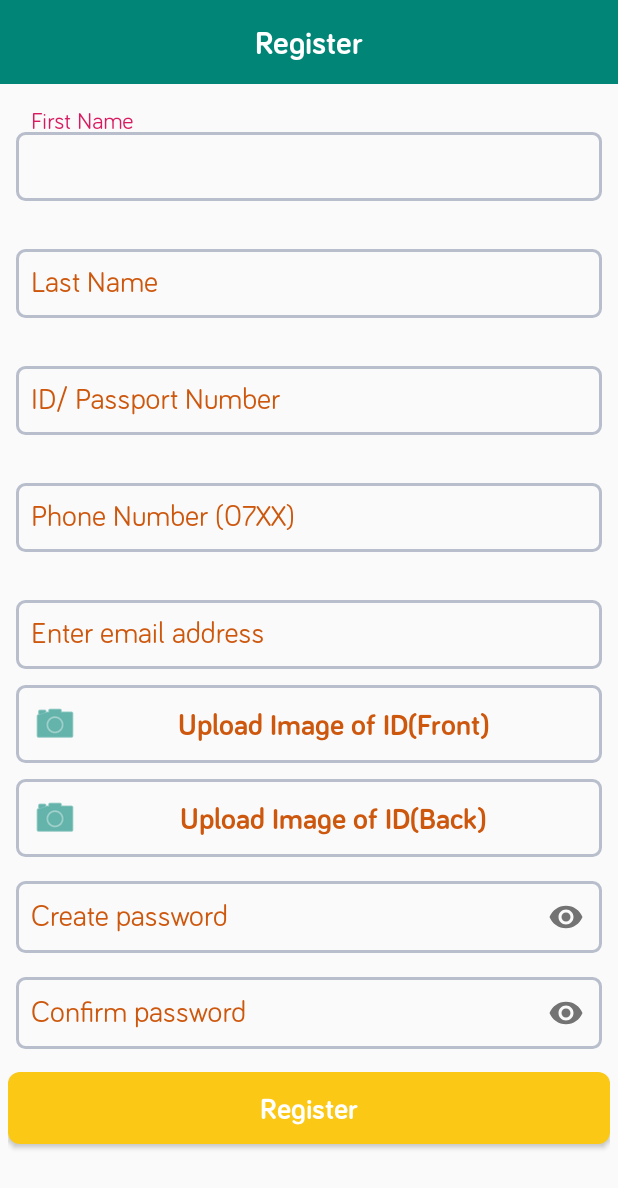
After one commit to WambuaSimon/TimeSheets, an Android app: the layout activity_register.xml on its own in the app's theme, with its tools: preview values and no code run, on a phone screen of 412 x 824 dp. The commit adds this screen. Shown: the top 1188 px of the screen. Run offline under Robolectric (Android 15) with nearby library versions, the phone set to English and light mode, and no system bars.

Commit message:
added registration'

```diff
--- /dev/null
+++ b/app/src/main/res/drawable-xxhdpi/proceed_button.xml
@@ -0,0 +1,5 @@
+<?xml version="1.0" encoding="utf-8"?>
+<shape xmlns:android="http://schemas.android.com/apk/res/android">
+    <solid android:color="#fac815"/>
+    <corners android:radius="8dp" />
+</shape>
--- /dev/null
+++ b/app/src/main/res/layout/activity_register.xml
@@ -0,0 +1,360 @@
+<?xml version="1.0" encoding="utf-8"?>
+<ScrollView xmlns:android="http://schemas.android.com/apk/res/android"
+    android:layout_width="fill_parent"
+    android:layout_height="fill_parent"
+    android:fillViewport="true">
+
+    <LinearLayout xmlns:android="http://schemas.android.com/apk/res/android"
+        android:layout_width="match_parent"
+        android:layout_height="match_parent"
+        android:orientation="vertical">
+
+        <android.support.design.widget.CoordinatorLayout xmlns:android="http://schemas.android.com/apk/res/android"
+            xmlns:app="http://schemas.android.com/apk/res-auto"
+            xmlns:tools="http://schemas.android.com/tools"
+            android:id="@+id/coordinatorLayout"
+            android:layout_width="match_parent"
+            android:layout_height="match_parent"
+            tools:context="wizag.com.supa.RegisterActivity">
+
+            <LinearLayout
+                android:layout_width="match_parent"
+                android:layout_height="match_parent"
+                android:orientation="vertical">
+
+                <TextView
+                    android:layout_width="match_parent"
+                    android:layout_height="?attr/actionBarSize"
+                    android:background="@color/colorPrimary"
+                    android:fontFamily="@font/bariol_bold"
+                    android:gravity="center_horizontal|center_vertical"
+                    android:text="Register"
+                    android:textColor="#ffffff"
+
+                    android:textSize="22sp"
+                    android:textStyle="bold" />
+
+                <LinearLayout
+
+                    android:layout_width="match_parent"
+                    android:layout_height="match_parent"
+                    android:orientation="vertical"
+                    android:padding="5dp">
+
+                    <TextView
+                        android:id="@+id/text_dummy_hint_first_name"
+                        android:layout_width="wrap_content"
+                        android:layout_height="2dp"
+                        android:layout_marginLeft="16dp"
+                        android:layout_marginTop="10dp"
+                        android:background="@android:color/white"
+                        android:paddingLeft="4dp"
+                        android:paddingRight="4dp"
+                        android:text="First Name"
+                        android:textSize="16sp"
+                        android:visibility="invisible" />
+
+                    <android.support.design.widget.TextInputLayout
+                        android:layout_width="match_parent"
+                        android:layout_height="wrap_content"
+                        android:hint="First Name"
+                        android:textColorHint="@color/textColor"
+                        app:hintTextAppearance="@style/HintTextStyle">
+
+                        <EditText
+                            android:id="@+id/edit_firstname"
+                            android:layout_width="match_parent"
+                            android:layout_height="wrap_content"
+                            android:layout_margin="5dp"
+                            android:background="@drawable/sell"
+                            android:fontFamily="@font/bariol_regular"
+                            android:inputType="textCapSentences"
+                            android:padding="10dp"
+                            android:textColor="@color/textColor"
+                            android:textColorHint="@color/textColor"
+                            android:textSize="20sp" />
+                    </android.support.design.widget.TextInputLayout>
+
+                    <TextView
+                        android:id="@+id/text_dummy_hint_last_name"
+                        android:layout_width="wrap_content"
+                        android:layout_height="2dp"
+                        android:layout_marginLeft="16dp"
+                        android:layout_marginTop="10dp"
+                        android:background="@android:color/white"
+                        android:paddingLeft="4dp"
+                        android:paddingRight="4dp"
+                        android:text="Last Name"
+                        android:textSize="16sp"
+                        android:visibility="invisible" />
+
+                    <android.support.design.widget.TextInputLayout
+                        android:layout_width="match_parent"
+                        android:layout_height="wrap_content"
+                        android:hint="Last Name"
+                        android:textColorHint="@color/textColor"
+                        app:hintTextAppearance="@style/HintTextStyle">
+
+                        <EditText
+                            android:id="@+id/edit_lastname"
+                            android:layout_width="match_parent"
+                            android:layout_height="wrap_content"
+                            android:layout_margin="5dp"
+                            android:background="@drawable/sell"
+                            android:fontFamily="@font/bariol_regular"
+                            android:inputType="textCapSentences"
+                            android:padding="10dp"
+                            android:textColor="@color/textColor"
+                            android:textColorHint="@color/textColor"
+                            android:textSize="20sp" />
+                    </android.support.design.widget.TextInputLayout>
+
+                    <TextView
+                        android:id="@+id/text_dummy_hint_id_passport_number"
+                        android:layout_width="wrap_content"
+                        android:layout_height="2dp"
+                        android:layout_marginLeft="16dp"
+                        android:layout_marginTop="10dp"
+                        android:background="@android:color/white"
+                        android:paddingLeft="4dp"
+                        android:paddingRight="4dp"
+                        android:text="ID/ Passport Number"
+                        android:textSize="16sp"
+                        android:visibility="invisible" />
+
+                    <android.support.design.widget.TextInputLayout
+                        android:layout_width="match_parent"
+                        android:layout_height="wrap_content"
+                        android:hint="ID/ Passport Number"
+                        android:textColorHint="@color/textColor"
+                        app:hintTextAppearance="@style/HintTextStyle">
+
+                        <EditText
+                            android:id="@+id/edit_id"
+                            android:layout_width="match_parent"
+                            android:layout_height="wrap_content"
+                            android:layout_margin="5dp"
+                            android:background="@drawable/sell"
+                            android:fontFamily="@font/bariol_regular"
+                            android:inputType="number"
+                            android:padding="10dp"
+                            android:textColor="@color/textColor"
+                            android:textColorHint="@color/textColor"
+                            android:textSize="20sp" />
+                    </android.support.design.widget.TextInputLayout>
+
+                    <TextView
+                        android:id="@+id/text_dummy_hint_phone_number"
+                        android:layout_width="wrap_content"
+                        android:layout_height="2dp"
+                        android:layout_marginLeft="16dp"
+                        android:layout_marginTop="10dp"
+                        android:background="@android:color/white"
+                        android:paddingLeft="4dp"
+                        android:paddingRight="4dp"
+                        android:text="Phone Number (07XX)"
+                        android:textSize="16sp"
+                        android:visibility="invisible" />
+
+                    <android.support.design.widget.TextInputLayout
+                        android:layout_width="match_parent"
+                        android:layout_height="wrap_content"
+                        android:hint="Phone Number (07XX)"
+                        android:textColorHint="@color/textColor"
+                        app:hintTextAppearance="@style/HintTextStyle">
+
+                        <EditText
+                            android:id="@+id/edit_phone"
+                            android:layout_width="match_parent"
+                            android:layout_height="wrap_content"
+                            android:layout_margin="5dp"
+                            android:background="@drawable/sell"
+                            android:fontFamily="@font/bariol_regular"
+                            android:inputType="number"
+                            android:maxLength="10"
+                            android:padding="10dp"
+                            android:textColor="@color/textColor"
+                            android:textColorHint="@color/textColor"
+                            android:textSize="20sp" />
+                    </android.support.design.widget.TextInputLayout>
+
+                    <TextView
+                        android:id="@+id/text_dummy_hint_email_address"
+                        android:layout_width="wrap_content"
+                        android:layout_height="2dp"
+                        android:layout_marginLeft="16dp"
+                        android:layout_marginTop="10dp"
+                        android:background="@android:color/white"
+                        android:paddingLeft="4dp"
+                        android:paddingRight="4dp"
+                        android:text="Enter email address"
+                        android:textSize="16sp"
+                        android:visibility="invisible" />
+
+                    <android.support.design.widget.TextInputLayout
+                        android:layout_width="match_parent"
+                        android:layout_height="wrap_content"
+                        android:hint="Enter email address"
+                        android:textColorHint="@color/textColor"
+                        app:hintTextAppearance="@style/HintTextStyle">
+
+                        <EditText
+                            android:id="@+id/email_address"
+                            android:layout_width="match_parent"
+                            android:layout_height="wrap_content"
+                            android:layout_margin="5dp"
+                            android:background="@drawable/sell"
+                            android:fontFamily="@font/bariol_regular"
+                            android:inputType="textEmailAddress"
+                            android:padding="10dp"
+                            android:textColor="@color/textColor"
+                            android:textColorHint="@color/textColor"
+                            android:textSize="20sp" />
+                    </android.support.design.widget.TextInputLayout>
+
+                    <Button
+                        android:id="@+id/upload_image"
+                        android:layout_width="match_parent"
+                        android:layout_height="wrap_content"
+                        android:layout_centerHorizontal="true"
+                        android:layout_margin="5dp"
+                        android:layout_marginTop="10dp"
+                        android:background="@drawable/sell"
+                        android:drawableLeft="@android:drawable/ic_menu_camera"
+                        android:drawableStart="@android:drawable/ic_menu_camera"
+                        android:drawableTint="@color/colorPrimary"
+                        android:fontFamily="@font/bariol_bold"
+                        android:onClick="showOptions"
+                        android:padding="10dp"
+                        android:text="Upload Image of ID(Front)"
+                        android:textAllCaps="false"
+                        android:textColor="@color/textColor"
+                        android:textSize="20sp"
+                        android:textStyle="bold" />
+
+                    <LinearLayout
+                        android:id="@+id/image_layout"
+                        android:layout_width="wrap_content"
+                        android:layout_height="wrap_content"
+                        android:layout_gravity="center"
+                        android:orientation="vertical"
+                        android:visibility="gone">
+
+                        <ImageView xmlns:app="http://schemas.android.com/apk/res-auto"
+                            android:id="@+id/id_image"
+                            android:layout_width="match_parent"
+                            android:layout_height="150dp"
+
+                            android:layout_marginTop="10dp"
+                            android:padding="16dp" />
+
+                    </LinearLayout>
+
+                    <Button
+                        android:id="@+id/upload_image_back"
+                        android:layout_width="match_parent"
+                        android:layout_height="wrap_content"
+                        android:layout_centerHorizontal="true"
+                        android:layout_margin="5dp"
+                        android:layout_marginTop="10dp"
+                        android:background="@drawable/sell"
+                        android:drawableLeft="@android:drawable/ic_menu_camera"
+                        android:drawableStart="@android:drawable/ic_menu_camera"
+                        android:drawableTint="@color/colorPrimary"
+                        android:fontFamily="@font/bariol_bold"
+                        android:onClick="showOptionsBack"
+                        android:padding="10dp"
+                        android:text="Upload Image of ID(Back)"
+                        android:textAllCaps="false"
+                        android:textColor="@color/textColor"
+                        android:textSize="20sp"
+                        android:textStyle="bold" />
+
+
+                    <LinearLayout
+                        android:id="@+id/image_layout_back"
+                        android:layout_width="wrap_content"
+                        android:layout_height="wrap_content"
+                        android:layout_gravity="center"
+                        android:orientation="vertical"
+                        android:visibility="gone">
+
+                        <ImageView xmlns:app="http://schemas.android.com/apk/res-auto"
+                            android:id="@+id/id_image_back"
+                            android:layout_width="match_parent"
+                            android:layout_height="150dp"
+
+                            android:layout_marginTop="10dp"
+                            android:padding="16dp" />
+
+                    </LinearLayout>
+
+
+                    <android.support.design.widget.TextInputLayout
+                        android:layout_width="match_parent"
+                        android:layout_height="wrap_content"
+                        android:textColor="@color/textColor"
+                        android:textColorHint="@color/textColor"
+                        app:passwordToggleEnabled="true">
+
+
+                        <EditText
+                            android:id="@+id/create_password"
+                            android:layout_width="match_parent"
+                            android:layout_height="wrap_content"
+                            android:layout_margin="5dp"
+                            android:background="@drawable/sell"
+                            android:fontFamily="@font/bariol_regular"
+                            android:hint="Create password"
+                            android:inputType="textPassword"
+                            android:padding="10dp"
+                            android:textColor="@color/textColor"
+                            android:textColorHint="@color/textColor"
+                            android:textSize="20sp" />
+
+                    </android.support.design.widget.TextInputLayout>
+
+                    <android.support.design.widget.TextInputLayout
+                        android:layout_width="match_parent"
+                        android:layout_height="wrap_content"
+                        android:textColor="@color/textColor"
+                        android:textColorHint="@color/textColor"
+                        app:passwordToggleEnabled="true">
+
+                        <EditText
+                            android:id="@+id/confirm_password"
+                            android:layout_width="match_parent"
+                            android:layout_height="wrap_content"
+                            android:layout_margin="5dp"
+                            android:background="@drawable/sell"
+                            android:fontFamily="@font/bariol_regular"
+                            android:hint="Confirm password"
+                            android:inputType="textPassword"
+                            android:padding="10dp"
+                            android:textColor="@color/textColor"
+                            android:textSize="20sp" />
+
+                    </android.support.design.widget.TextInputLayout>
+
+                    <Button
+
+                        android:id="@+id/button_register"
+                        android:layout_width="match_parent"
+                        android:layout_height="wrap_content"
+
+                        android:layout_centerHorizontal="true"
+                        android:layout_marginTop="10dp"
+                        android:background="@drawable/proceed_button"
+                        android:fontFamily="@font/bariol_bold"
+                        android:text="Register"
+                        android:textAllCaps="false"
+                        android:textColor="#ffffff"
+                        android:textSize="20sp"
+                        android:textStyle="bold" />
+                </LinearLayout>
+
+            </LinearLayout>
+
+        </android.support.design.widget.CoordinatorLayout>
+    </LinearLayout>
+</ScrollView>
--- a/app/src/main/res/values/colors.xml
+++ b/app/src/main/res/values/colors.xml
@@ -3,4 +3,10 @@
     <color name="colorPrimary">#008577</color>
     <color name="colorPrimaryDark">#00574B</color>
     <color name="colorAccent">#D81B60</color>
+
+    <color name="textColor">#CD570D</color>
+    <color name="hintColor">#CD570D</color>
+    <color name="screen_bg">#F4F4F4</color>
+    <color name="text_black">#000000</color>
+    <color name="greyish">#f9f9f9</color>
 </resources>
--- /dev/null
+++ b/app/src/main/res/values/dimens.xml
@@ -0,0 +1,2 @@
+<?xml version="1.0" encoding="utf-8"?>
+<resources></resources>
--- a/app/src/main/res/values/styles.xml
+++ b/app/src/main/res/values/styles.xml
@@ -40,4 +40,14 @@
     <style name="ToolbarSubtitleTextAppearance" parent="TextAppearance.Widget.AppCompat.Toolbar.Subtitle">
         <item name="android:textColor">@android:color/white</item>
     </style>
+
+    <style name="AppTheme.NoActionBar">
+    <item name="windowNoTitle">true</item>
+    <item name="windowActionBar">false</item>
+    <item name="android:windowFullscreen">true</item>
+    <item name="android:windowContentOverlay">@null</item>
+</style>
+<style name="HintTextStyle" parent="TextAppearance.Design.Hint">
+<item name="android:textSize">16sp</item>
+</style>
 </resources>
```
Also changed, not shown: app/src/main/res/font/bariol_bold.otf (added), app/src/main/res/font/bariol_regular.otf (added), app/src/main/res/font/opensans_bold.ttf (added), app/src/main/res/font/opensans_regular.ttf (added).
